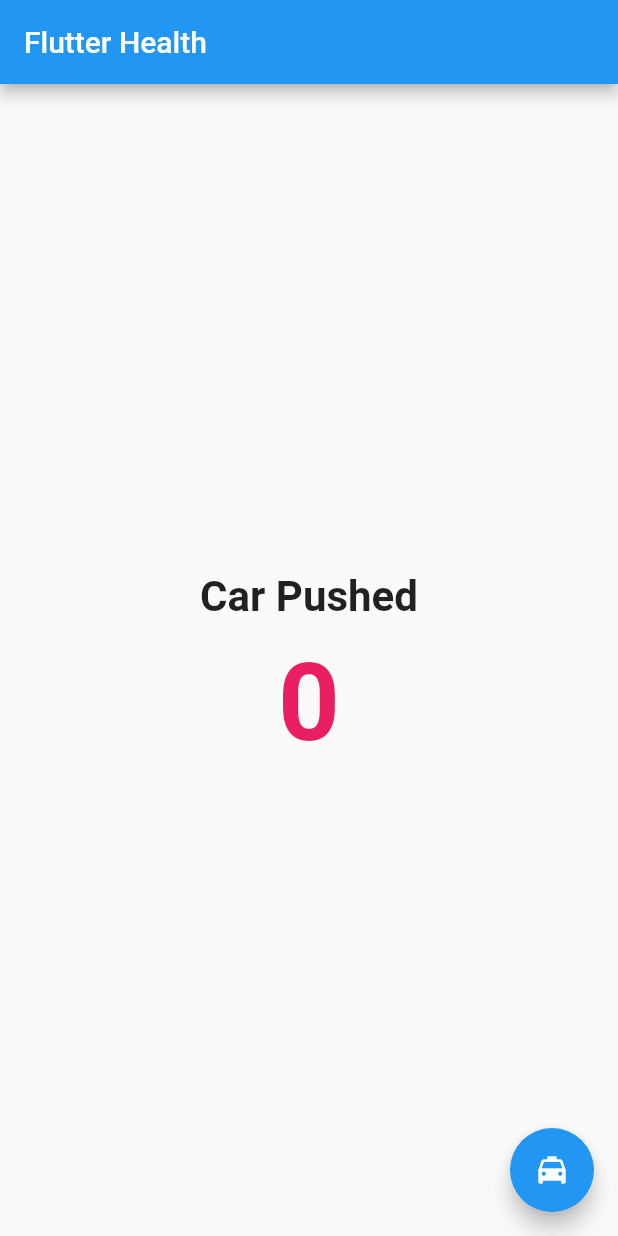
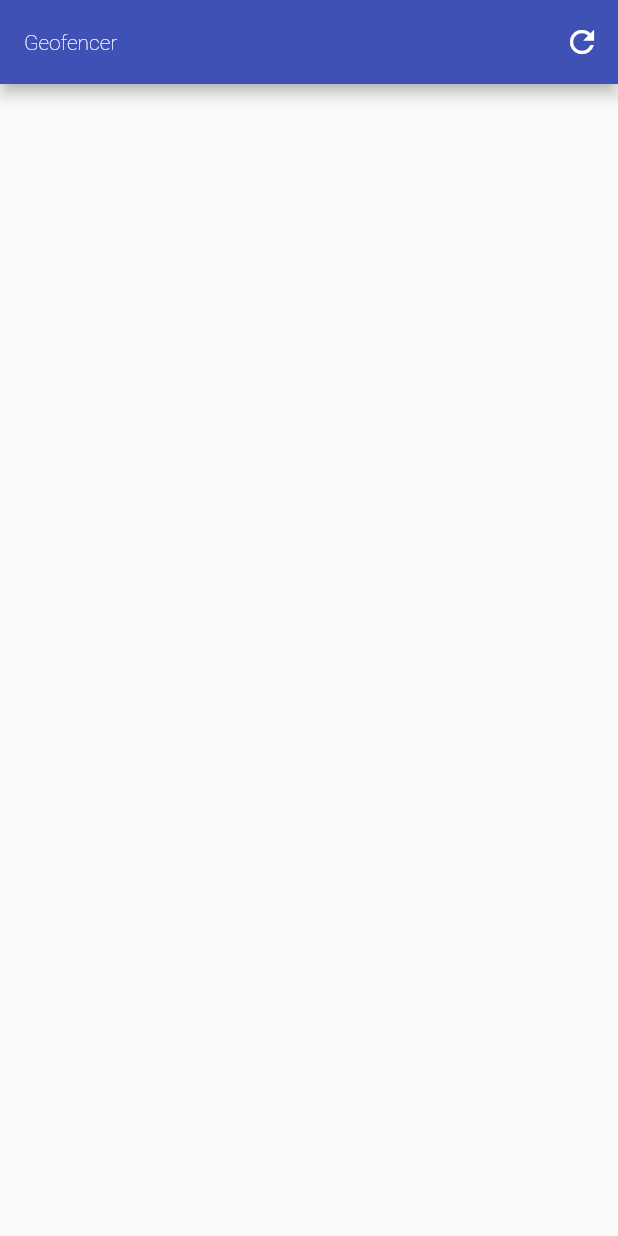
Before and after one commit to malengatiger/health_app_repo, a Flutter app: the screen it shows after launch, on a phone screen of 412 x 824 dp. Run offline on Flutter 3.47's test engine with Material 2 defaults, Android fonts, the phone set to English and light mode, and no system bars; our stand-ins replace geolocator; missing offline and left inert: flutter_geofence.

```diff
--- /dev/null
+++ b/lib/geofence_page.dart
@@ -0,0 +1,83 @@
+import 'package:flutter/material.dart';
+import 'package:flutter_geofence/Geolocation.dart';
+import 'package:flutter_geofence/geofence.dart';
+import 'package:health_app_repo/geofencer.dart';
+
+class GeofencePage extends StatefulWidget {
+  @override
+  _GeofencePageState createState() => _GeofencePageState();
+}
+
+class _GeofencePageState extends State<GeofencePage>
+    with SingleTickerProviderStateMixin
+    implements GeofencerListener {
+  AnimationController _controller;
+  static const mm = '🌸 🌸 🌸 🌸 🌸  GeofencePage: ';
+  Geofencer _geofencer = geofencer;
+  @override
+  void initState() {
+    _controller = AnimationController(vsync: this);
+    super.initState();
+    _getCurrentPosition();
+    _startFences();
+  }
+
+  @override
+  void dispose() {
+    _controller.dispose();
+    super.dispose();
+  }
+
+  void _getCurrentPosition() async {
+    debugPrint('$mm ..... _getCurrentPosition starting ............');
+    var pos = await _geofencer.getCurrentPosition();
+    debugPrint('$mm _getCurrentPosition: 🍎 result from _getCurrentPosition:  '
+        '🅿️ latitude: ${pos.latitude}  🅿️ longitude: ${pos.longitude}  🅿️ ');
+  }
+
+  void _startFences() async {
+    debugPrint('$mm ..... startFences will happen soon ....');
+    var result = await _geofencer.buildGeofences(this);
+    debugPrint(
+        '$mm ..... startFences: 🍎 result from buildGeofences: $result 🍎');
+  }
+
+  @override
+  Widget build(BuildContext context) {
+    return Scaffold(
+      appBar: AppBar(
+        title: Text(
+          'Geofencer',
+          style: TextStyle(
+              fontWeight: FontWeight.w100, color: Colors.white, fontSize: 14),
+        ),
+        actions: [
+          IconButton(
+              icon: Icon(Icons.refresh),
+              onPressed: () {
+                _getCurrentPosition();
+                _startFences();
+              })
+        ],
+      ),
+    );
+  }
+
+  @override
+  onGeofenceEntry(Geolocation geolocation) {
+    debugPrint(
+        '$mm onGeofenceEntry: geoLocation at ENTRY: 🔵  lat: ${geolocation.latitude} 🔵 lng: ${geolocation.longitude} 💚 💚 💚');
+  }
+
+  @override
+  onGeofenceExit(Geolocation geolocation) {
+    debugPrint(
+        '$mm onGeofenceExit: geoLocation at EXIT:  🔵 lat: ${geolocation.latitude} 🔵 lng: ${geolocation.longitude} ❤️ ❤️ ❤️');
+  }
+
+  @override
+  onBackgroundLocation(Coordinate coordinate) {
+    debugPrint(
+        '$mm onBackgroundLocation: coordinates: 🥦 lat: ${coordinate.latitude} 🥦 lng: ${coordinate.longitude} 🥦 ');
+  }
+}
--- a/lib/main.dart
+++ b/lib/main.dart
@@ -1,6 +1,6 @@
-import 'dart:ui';
+import 'package:flutter/material.dart';
 
-import 'package:flutter/material.dart';
+import 'geofence_page.dart';
 
 void main() {
   runApp(MyApp());
@@ -11,71 +11,12 @@ class MyApp extends StatelessWidget {
   @override
   Widget build(BuildContext context) {
     return MaterialApp(
-      title: 'Flutter Demo',
+      title: 'Geofencer',
       debugShowCheckedModeBanner: false,
       theme: ThemeData(
-        primarySwatch: Colors.blue,
+        primarySwatch: Colors.indigo,
       ),
-      home: MyHomePage(title: 'Flutter Health'),
+      home: GeofencePage(),
     );
   }
 }
-
-class MyHomePage extends StatefulWidget {
-  MyHomePage({Key key, this.title}) : super(key: key);
-
-  final String title;
-
-  @override
-  _MyHomePageState createState() => _MyHomePageState();
-}
-
-class _MyHomePageState extends State<MyHomePage> {
-  int _counter = 0;
-
-  void _incrementCounter() {
-    setState(() {
-      // This call to setState tells the Flutter framework that something has
-      // changed in this State, which causes it to rerun the build method below
-      // so that the display can reflect the updated values. If we changed
-      // _counter without calling setState(), then the build method would not be
-      // called again, and so nothing would appear to happen.
-      _counter++;
-    });
-  }
-
-  @override
-  Widget build(BuildContext context) {
-    return Scaffold(
-      appBar: AppBar(
-        title: Text(widget.title),
-      ),
-      body: Center(
-        child: Column(
-          mainAxisAlignment: MainAxisAlignment.center,
-          children: <Widget>[
-            Padding(
-              padding: const EdgeInsets.all(12.0),
-              child: Text(
-                'Car Pushed',
-                style: TextStyle(fontWeight: FontWeight.bold, fontSize: 28),
-              ),
-            ),
-            Text(
-              '$_counter',
-              style: TextStyle(
-                  fontWeight: FontWeight.bold,
-                  fontSize: 72,
-                  color: Colors.pink),
-            ),
-          ],
-        ),
-      ),
-      floatingActionButton: FloatingActionButton(
-        onPressed: _incrementCounter,
-        tooltip: 'Increment',
-        child: Icon(Icons.local_taxi),
-      ), // This trailing comma makes auto-formatting nicer for build methods.
-    );
-  }
-}
```
Also changed, not shown: emojis.txt (added, +76 -0 lines), lib/geofencer.dart (added, +102 -0 lines), pubspec.yaml (+5 -2 lines), 7 other files.
